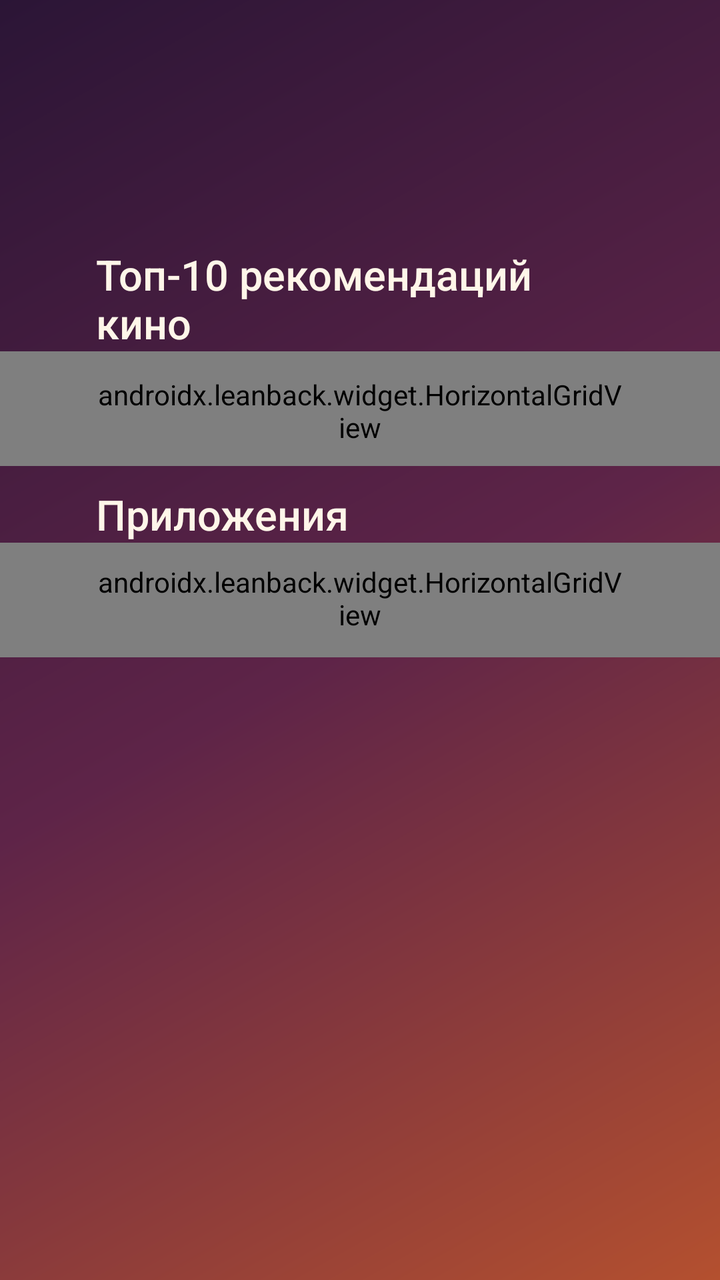
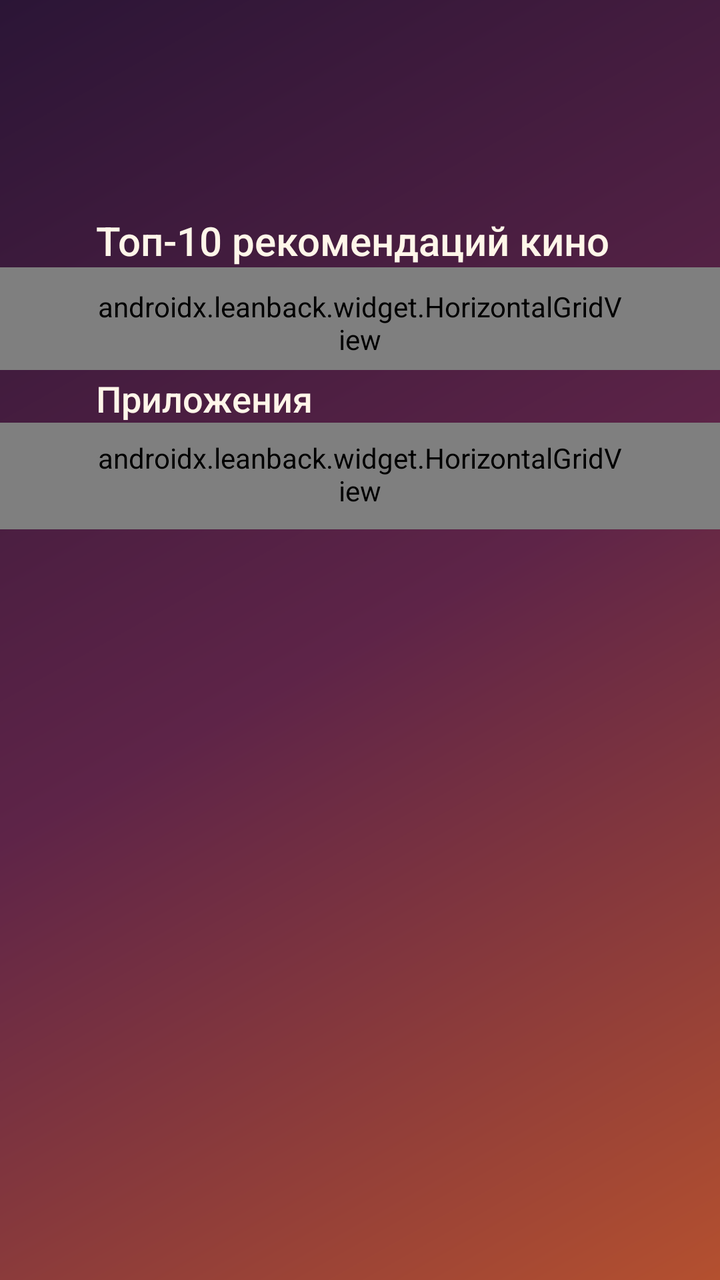

Compare the two renders of this Android layout. The source of the first and the diff that turns it into the second are given below.
<!-- AndroidManifest.xml: application theme Theme.NastyaHome -->
<!-- res/layout/activity_main.xml -->
<?xml version="1.0" encoding="utf-8"?>
<FrameLayout xmlns:android="http://schemas.android.com/apk/res/android"
    android:layout_width="match_parent"
    android:layout_height="match_parent">

    <ScrollView
        android:id="@+id/scroll"
        android:layout_width="match_parent"
        android:layout_height="match_parent"
        android:clipChildren="false"
        android:clipToPadding="false"
        android:fillViewport="true"
        android:focusable="false"
        android:overScrollMode="never"
        android:paddingBottom="28dp"
        android:scrollbars="none">

        <LinearLayout
            android:layout_width="match_parent"
            android:layout_height="wrap_content"
            android:clipChildren="false"
            android:clipToPadding="false"
            android:orientation="vertical"
            android:paddingTop="30dp">

            <TextView
                android:id="@+id/tvHello"
                android:layout_width="wrap_content"
                android:layout_height="wrap_content"
                android:layout_marginStart="48dp"
                android:fontFamily="sans-serif-medium"
                android:letterSpacing="0.02"
                android:textColor="@color/peach"
                android:textSize="20sp" />

            <TextView
                android:id="@+id/tvGreeting"
                android:layout_width="740dp"
                android:layout_height="wrap_content"
                android:layout_marginStart="48dp"
                android:layout_marginTop="6dp"
                android:fontFamily="sans-serif"
                android:lineSpacingExtra="4dp"
                android:textColor="@color/cream"
                android:textSize="27sp" />

            <LinearLayout
                android:layout_width="match_parent"
                android:layout_height="wrap_content"
                android:layout_marginStart="48dp"
                android:layout_marginTop="24dp"
                android:layout_marginEnd="48dp"
                android:gravity="bottom"
                android:orientation="horizontal">

                <TextView
                    android:id="@+id/tvSection"
                    android:layout_width="0dp"
                    android:layout_height="wrap_content"
                    android:layout_weight="1"
                    android:fontFamily="sans-serif-medium"
                    android:text="@string/section_movies"
                    android:textColor="@color/cream"
                    android:textSize="21sp" />

                <TextView
                    android:id="@+id/tvUpdated"
                    android:layout_width="wrap_content"
                    android:layout_height="wrap_content"
                    android:alpha="0.6"
                    android:textColor="@color/cream"
                    android:textSize="13sp" />
            </LinearLayout>

            <androidx.leanback.widget.HorizontalGridView
                android:id="@+id/rvMovies"
                android:layout_width="match_parent"
                android:layout_height="wrap_content"
                android:clipChildren="false"
                android:clipToPadding="false"
                android:descendantFocusability="afterDescendants"
                android:focusable="true"
                android:focusableInTouchMode="true"
                android:paddingStart="48dp"
                android:paddingTop="12dp"
                android:paddingEnd="48dp"
                android:paddingBottom="10dp" />

            <TextView
                android:id="@+id/tvApps"
                android:layout_width="wrap_content"
                android:layout_height="wrap_content"
                android:layout_marginStart="48dp"
                android:layout_marginTop="10dp"
                android:fontFamily="sans-serif-medium"
                android:text="@string/section_apps"
                android:textColor="@color/cream"
                android:textSize="21sp" />

            <androidx.leanback.widget.HorizontalGridView
                android:id="@+id/rvApps"
                android:layout_width="match_parent"
                android:layout_height="wrap_content"
                android:clipChildren="false"
                android:clipToPadding="false"
                android:descendantFocusability="afterDescendants"
                android:focusable="true"
                android:focusableInTouchMode="true"
                android:paddingStart="48dp"
                android:paddingTop="10dp"
                android:paddingEnd="48dp"
                android:paddingBottom="12dp" />
        </LinearLayout>
    </ScrollView>

    <LinearLayout
        android:layout_width="wrap_content"
        android:layout_height="wrap_content"
        android:layout_gravity="top|end"
        android:layout_marginTop="26dp"
        android:layout_marginEnd="48dp"
        android:gravity="end"
        android:orientation="vertical">

        <TextView
            android:id="@+id/tvClock"
            android:layout_width="wrap_content"
            android:layout_height="wrap_content"
            android:fontFamily="sans-serif-light"
            android:textColor="@color/cream"
            android:textSize="26sp" />

        <TextView
            android:id="@+id/tvDate"
            android:layout_width="wrap_content"
            android:layout_height="wrap_content"
            android:alpha="0.7"
            android:textColor="@color/cream"
            android:textSize="14sp" />
    </LinearLayout>
</FrameLayout>
<!-- resources referenced by this layout -->
<resources>
  <color name="cream">#FFFFF6E9</color>
  <color name="peach">#FFFFC996</color>
  <string name="section_apps">Приложения</string>
  <string name="section_movies">Топ-10 рекомендаций кино</string>
  <style name="Theme.NastyaHome" parent="Theme.AppCompat.NoActionBar">
          <item name="android:windowBackground">@drawable/bg_home</item>
          <item name="android:colorBackground">@color/plum</item>
          <item name="android:textColor">@color/cream</item>
          <item name="android:textColorPrimary">@color/cream</item>
          <item name="colorAccent">@color/peach</item>
          <item name="android:windowAllowReturnTransitionOverlap">true</item>
      </style>
  <!-- drawable bg_home (drawable) -->
  <?xml version="1.0" encoding="utf-8"?>
  <layer-list xmlns:android="http://schemas.android.com/apk/res/android">
      <item>
          <shape android:shape="rectangle">
              <gradient
                  android:angle="315"
                  android:startColor="#2B1536"
                  android:centerColor="#5E2448"
                  android:endColor="#B4502F"
                  android:type="linear" />
          </shape>
      </item>
      <item android:left="-220dp" android:top="-300dp" android:right="440dp" android:bottom="160dp">
          <shape android:shape="oval">
              <gradient android:type="radial" android:gradientRadius="55%p"
                  android:startColor="#73F2A65A" android:endColor="#00F2A65A" />
          </shape>
      </item>
      <item android:left="560dp" android:top="220dp" android:right="-300dp" android:bottom="-280dp">
          <shape android:shape="oval">
              <gradient android:type="radial" android:gradientRadius="55%p"
                  android:startColor="#8CFFD27A" android:endColor="#00FFD27A" />
          </shape>
      </item>
      <item android:left="330dp" android:top="-180dp" android:right="60dp" android:bottom="330dp">
          <shape android:shape="oval">
              <gradient android:type="radial" android:gradientRadius="55%p"
                  android:startColor="#2EFFFFFF" android:endColor="#00FFFFFF" />
          </shape>
      </item>
      <item android:left="-120dp" android:top="330dp" android:right="640dp" android:bottom="-200dp">
          <shape android:shape="oval">
              <gradient android:type="radial" android:gradientRadius="55%p"
                  android:startColor="#4DE06B6B" android:endColor="#00E06B6B" />
          </shape>
      </item>
  </layer-list>
  <color name="plum">#FF2B1536</color>
</resources>

<!-- the commit's change to res/layout/activity_main.xml (unified diff, before → after) -->
@@ -1,141 +1,138 @@
 <?xml version="1.0" encoding="utf-8"?>
-<FrameLayout xmlns:android="http://schemas.android.com/apk/res/android"
+<ScrollView xmlns:android="http://schemas.android.com/apk/res/android"
+    android:id="@+id/scroll"
     android:layout_width="match_parent"
-    android:layout_height="match_parent">
+    android:layout_height="match_parent"
+    android:clipChildren="false"
+    android:clipToPadding="false"
+    android:fillViewport="true"
+    android:focusable="false"
+    android:overScrollMode="never"
+    android:paddingBottom="8dp"
+    android:scrollbars="none">
 
-    <ScrollView
-        android:id="@+id/scroll"
+    <LinearLayout
         android:layout_width="match_parent"
-        android:layout_height="match_parent"
+        android:layout_height="wrap_content"
         android:clipChildren="false"
         android:clipToPadding="false"
-        android:fillViewport="true"
-        android:focusable="false"
-        android:overScrollMode="never"
-        android:paddingBottom="28dp"
-        android:scrollbars="none">
+        android:orientation="vertical"
+        android:paddingTop="24dp">
 
         <LinearLayout
             android:layout_width="match_parent"
             android:layout_height="wrap_content"
-            android:clipChildren="false"
-            android:clipToPadding="false"
-            android:orientation="vertical"
-            android:paddingTop="30dp">
+            android:layout_marginStart="48dp"
+            android:layout_marginEnd="48dp"
+            android:baselineAligned="true"
+            android:gravity="bottom"
+            android:orientation="horizontal">
 
             <TextView
                 android:id="@+id/tvHello"
-                android:layout_width="wrap_content"
+                android:layout_width="0dp"
                 android:layout_height="wrap_content"
-                android:layout_marginStart="48dp"
+                android:layout_weight="1"
                 android:fontFamily="sans-serif-medium"
                 android:letterSpacing="0.02"
                 android:textColor="@color/peach"
+                android:textSize="19sp" />
+
+            <TextView
+                android:id="@+id/tvDate"
+                android:layout_width="wrap_content"
+                android:layout_height="wrap_content"
+                android:layout_marginEnd="14dp"
+                android:alpha="0.75"
+                android:textColor="@color/cream"
+                android:textSize="15sp" />
+
+            <TextView
+                android:id="@+id/tvClock"
+                android:layout_width="wrap_content"
+                android:layout_height="wrap_content"
+                android:fontFamily="sans-serif-light"
+                android:textColor="@color/cream"
+                android:textSize="24sp" />
+        </LinearLayout>
+
+        <TextView
+            android:id="@+id/tvGreeting"
+            android:layout_width="match_parent"
+            android:layout_height="wrap_content"
+            android:layout_marginStart="48dp"
+            android:layout_marginTop="4dp"
+            android:layout_marginEnd="48dp"
+            android:fontFamily="sans-serif"
+            android:lineSpacingExtra="3dp"
+            android:textColor="@color/cream"
+            android:textSize="24sp" />
+
+        <LinearLayout
+            android:layout_width="match_parent"
+            android:layout_height="wrap_content"
+            android:layout_marginStart="48dp"
+            android:layout_marginTop="14dp"
+            android:layout_marginEnd="48dp"
+            android:gravity="bottom"
+            android:orientation="horizontal">
+
+            <TextView
+                android:id="@+id/tvSection"
+                android:layout_width="0dp"
+                android:layout_height="wrap_content"
+                android:layout_weight="1"
+                android:fontFamily="sans-serif-medium"
+                android:text="@string/section_movies"
+                android:textColor="@color/cream"
                 android:textSize="20sp" />
 
             <TextView
-                android:id="@+id/tvGreeting"
-                android:layout_width="740dp"
-                android:layout_height="wrap_content"
-                android:layout_marginStart="48dp"
-                android:layout_marginTop="6dp"
-                android:fontFamily="sans-serif"
-                android:lineSpacingExtra="4dp"
-                android:textColor="@color/cream"
-                android:textSize="27sp" />
-
-            <LinearLayout
-                android:layout_width="match_parent"
-                android:layout_height="wrap_content"
-                android:layout_marginStart="48dp"
-                android:layout_marginTop="24dp"
-                android:layout_marginEnd="48dp"
-                android:gravity="bottom"
-                android:orientation="horizontal">
-
-                <TextView
-                    android:id="@+id/tvSection"
-                    android:layout_width="0dp"
-                    android:layout_height="wrap_content"
-                    android:layout_weight="1"
-                    android:fontFamily="sans-serif-medium"
-                    android:text="@string/section_movies"
-                    android:textColor="@color/cream"
-                    android:textSize="21sp" />
-
-                <TextView
-                    android:id="@+id/tvUpdated"
-                    android:layout_width="wrap_content"
-                    android:layout_height="wrap_content"
-                    android:alpha="0.6"
-                    android:textColor="@color/cream"
-                    android:textSize="13sp" />
-            </LinearLayout>
-
-            <androidx.leanback.widget.HorizontalGridView
-                android:id="@+id/rvMovies"
-                android:layout_width="match_parent"
-                android:layout_height="wrap_content"
-                android:clipChildren="false"
-                android:clipToPadding="false"
-                android:descendantFocusability="afterDescendants"
-                android:focusable="true"
-                android:focusableInTouchMode="true"
-                android:paddingStart="48dp"
-                android:paddingTop="12dp"
-                android:paddingEnd="48dp"
-                android:paddingBottom="10dp" />
-
-            <TextView
-                android:id="@+id/tvApps"
+                android:id="@+id/tvUpdated"
                 android:layout_width="wrap_content"
                 android:layout_height="wrap_content"
-                android:layout_marginStart="48dp"
-                android:layout_marginTop="10dp"
-                android:fontFamily="sans-serif-medium"
-                android:text="@string/section_apps"
+                android:alpha="0.6"
                 android:textColor="@color/cream"
-                android:textSize="21sp" />
+                android:textSize="13sp" />
+        </LinearLayout>
 
-            <androidx.leanback.widget.HorizontalGridView
-                android:id="@+id/rvApps"
-                android:layout_width="match_parent"
-                android:layout_height="wrap_content"
-                android:clipChildren="false"
-                android:clipToPadding="false"
-                android:descendantFocusability="afterDescendants"
-                android:focusable="true"
-                android:focusableInTouchMode="true"
-                android:paddingStart="48dp"
-                android:paddingTop="10dp"
-                android:paddingEnd="48dp"
-                android:paddingBottom="12dp" />
-        </LinearLayout>
-    </ScrollView>
-
-    <LinearLayout
-        android:layout_width="wrap_content"
-        android:layout_height="wrap_content"
-        android:layout_gravity="top|end"
-        android:layout_marginTop="26dp"
-        android:layout_marginEnd="48dp"
-        android:gravity="end"
-        android:orientation="vertical">
+        <androidx.leanback.widget.HorizontalGridView
+            android:id="@+id/rvMovies"
+            android:layout_width="match_parent"
+            android:layout_height="wrap_content"
+            android:clipChildren="false"
+            android:clipToPadding="false"
+            android:descendantFocusability="afterDescendants"
+            android:focusable="true"
+            android:focusableInTouchMode="true"
+            android:paddingStart="48dp"
+            android:paddingTop="10dp"
+            android:paddingEnd="48dp"
+            android:paddingBottom="6dp" />
 
         <TextView
-            android:id="@+id/tvClock"
+            android:id="@+id/tvApps"
             android:layout_width="wrap_content"
             android:layout_height="wrap_content"
-            android:fontFamily="sans-serif-light"
+            android:layout_marginStart="48dp"
+            android:layout_marginTop="2dp"
+            android:fontFamily="sans-serif-medium"
+            android:text="@string/section_apps"
             android:textColor="@color/cream"
-            android:textSize="26sp" />
+            android:textSize="18sp" />
 
-        <TextView
-            android:id="@+id/tvDate"
-            android:layout_width="wrap_content"
+        <androidx.leanback.widget.HorizontalGridView
+            android:id="@+id/rvApps"
+            android:layout_width="match_parent"
             android:layout_height="wrap_content"
-            android:alpha="0.7"
-            android:textColor="@color/cream"
-            android:textSize="14sp" />
+            android:clipChildren="false"
+            android:clipToPadding="false"
+            android:descendantFocusability="afterDescendants"
+            android:focusable="true"
+            android:focusableInTouchMode="true"
+            android:paddingStart="48dp"
+            android:paddingTop="8dp"
+            android:paddingEnd="48dp"
+            android:paddingBottom="10dp" />
     </LinearLayout>
-</FrameLayout>
+</ScrollView>
<!-- resource entries referenced after the edit -->
@@ -10,7 +10,8 @@
           <item name="android:textColor">@color/cream</item>
           <item name="android:textColorPrimary">@color/cream</item>
           <item name="colorAccent">@color/peach</item>
-          <item name="android:windowAllowReturnTransitionOverlap">true</item>
+          <item name="android:windowFullscreen">true</item>
+          <item name="android:windowContentOverlay">@null</item>
       </style>
   <!-- drawable bg_home (drawable) -->
   <?xml version="1.0" encoding="utf-8"?>
